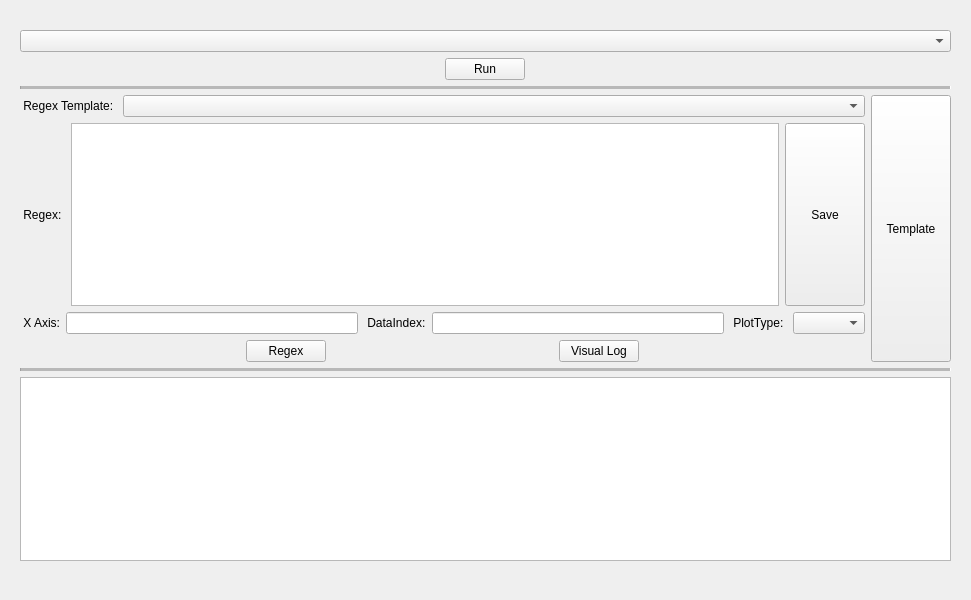
The window that src/PluginsPy/MainUI.ui (FolderLevel/PluginsPy) describes before a commit, drawn with Qt 5.
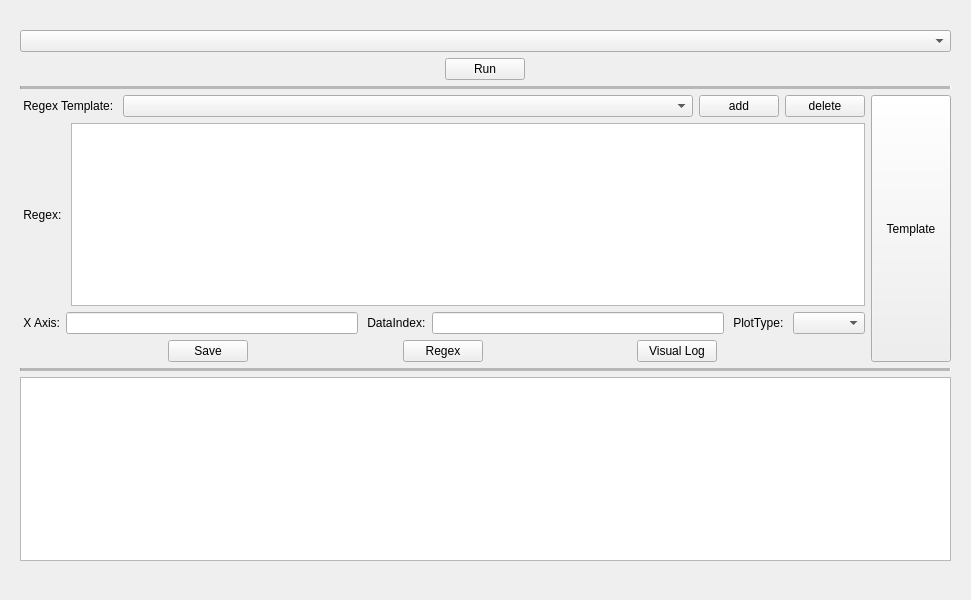
The same window after the commit.

Commit message: support save regex to config

```diff
--- a/src/PluginsPy/MainUI.ui
+++ b/src/PluginsPy/MainUI.ui
@@ -92,6 +92,32 @@
            <item>
             <widget class="QComboBox" name="PSRegexTemplateComboBox"/>
            </item>
+           <item>
+            <widget class="QPushButton" name="PSRegexAddPushButton">
+             <property name="sizePolicy">
+              <sizepolicy hsizetype="Fixed" vsizetype="Fixed">
+               <horstretch>0</horstretch>
+               <verstretch>0</verstretch>
+              </sizepolicy>
+             </property>
+             <property name="text">
+              <string>add</string>
+             </property>
+            </widget>
+           </item>
+           <item>
+            <widget class="QPushButton" name="PSRegexDelPushButton">
+             <property name="sizePolicy">
+              <sizepolicy hsizetype="Fixed" vsizetype="Fixed">
+               <horstretch>0</horstretch>
+               <verstretch>0</verstretch>
+              </sizepolicy>
+             </property>
+             <property name="text">
+              <string>delete</string>
+             </property>
+            </widget>
+           </item>
           </layout>
          </item>
          <item>
@@ -106,19 +132,6 @@
            <item>
             <widget class="QPlainTextEdit" name="PSRegexPlainTextEdit"/>
            </item>
-           <item>
-            <widget class="QPushButton" name="PSRegexSavePushButton">
-             <property name="sizePolicy">
-              <sizepolicy hsizetype="Minimum" vsizetype="Preferred">
-               <horstretch>0</horstretch>
-               <verstretch>0</verstretch>
-              </sizepolicy>
-             </property>
-             <property name="text">
-              <string>Save</string>
-             </property>
-            </widget>
-           </item>
           </layout>
          </item>
          <item>
@@ -157,6 +170,32 @@
          </item>
          <item>
           <layout class="QHBoxLayout" name="horizontalLayout">
+           <item>
+            <spacer name="horizontalSpacer_4">
+             <property name="orientation">
+              <enum>Qt::Horizontal</enum>
+             </property>
+             <property name="sizeHint" stdset="0">
+              <size>
+               <width>40</width>
+               <height>20</height>
+              </size>
+             </property>
+            </spacer>
+           </item>
+           <item>
+            <widget class="QPushButton" name="PSSavePlotArgsPushButton">
+             <property name="sizePolicy">
+              <sizepolicy hsizetype="Minimum" vsizetype="Fixed">
+               <horstretch>0</horstretch>
+               <verstretch>0</verstretch>
+              </sizepolicy>
+             </property>
+             <property name="text">
+              <string>Save</string>
+             </property>
+            </widget>
+           </item>
            <item>
             <spacer name="horizontalSpacer">
              <property name="orientation">
```
The commit also changes 2 other files.
